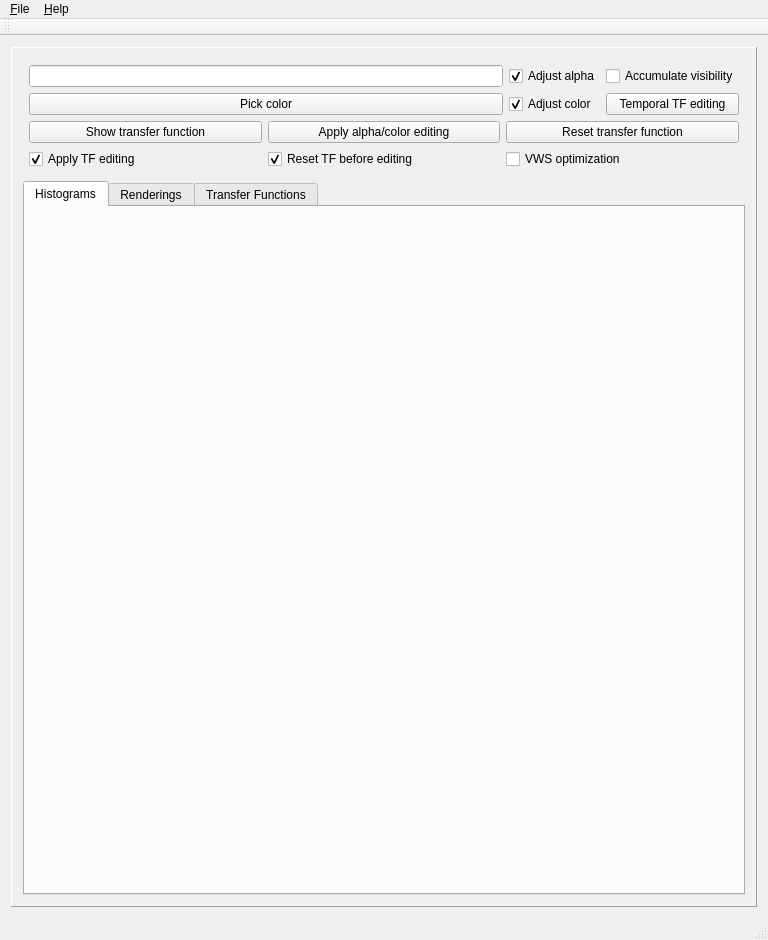
Qt form QtCuda/mainwindow.ui (luosz/cuda-visibility) before a commit.
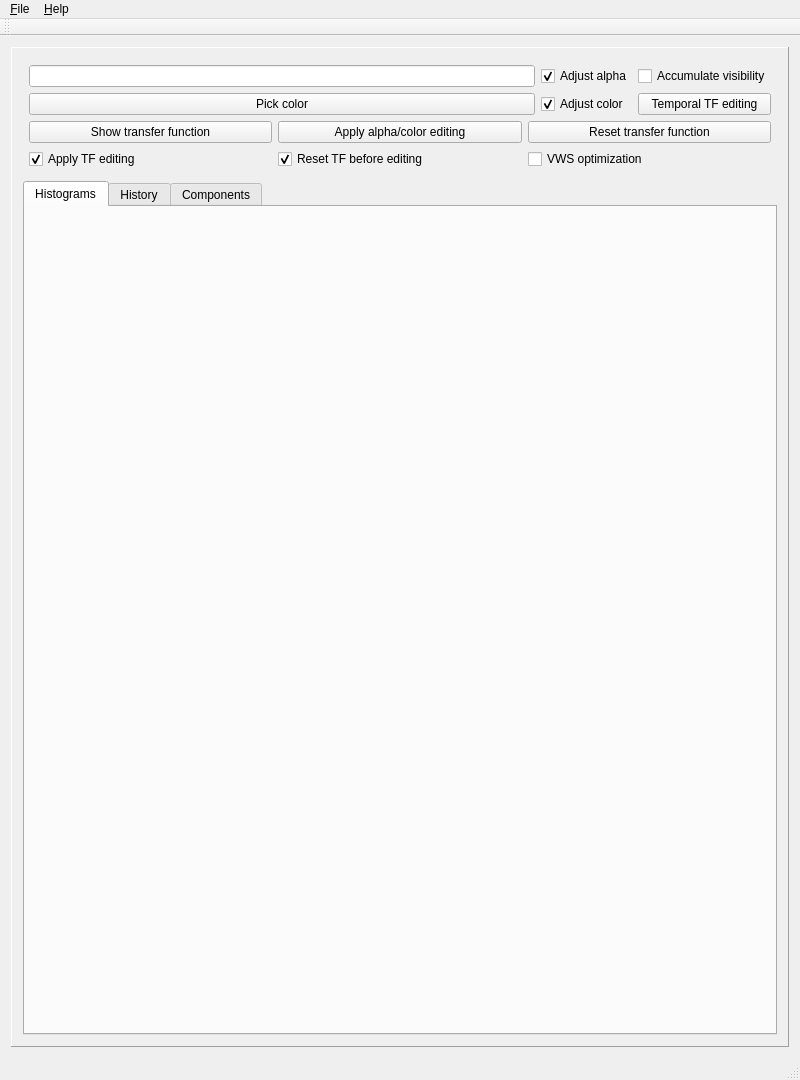
The same form after that commit. The open tabs and pages were chosen to show the change.

Commit message: change window size

```diff
--- a/QtCuda/mainwindow.ui
+++ b/QtCuda/mainwindow.ui
@@ -6,8 +6,8 @@
    <rect>
     <x>0</x>
     <y>0</y>
-    <width>768</width>
-    <height>940</height>
+    <width>800</width>
+    <height>1080</height>
    </rect>
   </property>
   <property name="windowTitle">
@@ -214,7 +214,7 @@
          </widget>
          <widget class="QWidget" name="tab">
           <attribute name="title">
-           <string>Renderings</string>
+           <string>History</string>
           </attribute>
           <layout class="QVBoxLayout" name="verticalLayout_2" stretch="0,0">
            <item>
@@ -286,7 +286,7 @@
          </widget>
          <widget class="QWidget" name="tab_2">
           <attribute name="title">
-           <string>Transfer Functions</string>
+           <string>Components</string>
           </attribute>
           <layout class="QVBoxLayout" name="verticalLayout_3">
            <item>
@@ -374,7 +374,7 @@
     <rect>
      <x>0</x>
      <y>0</y>
-     <width>768</width>
+     <width>800</width>
      <height>17</height>
     </rect>
    </property>
```
Left out of the diff: 2 changed lines with no effect on the pictures. The commit also changes 6 other files.
